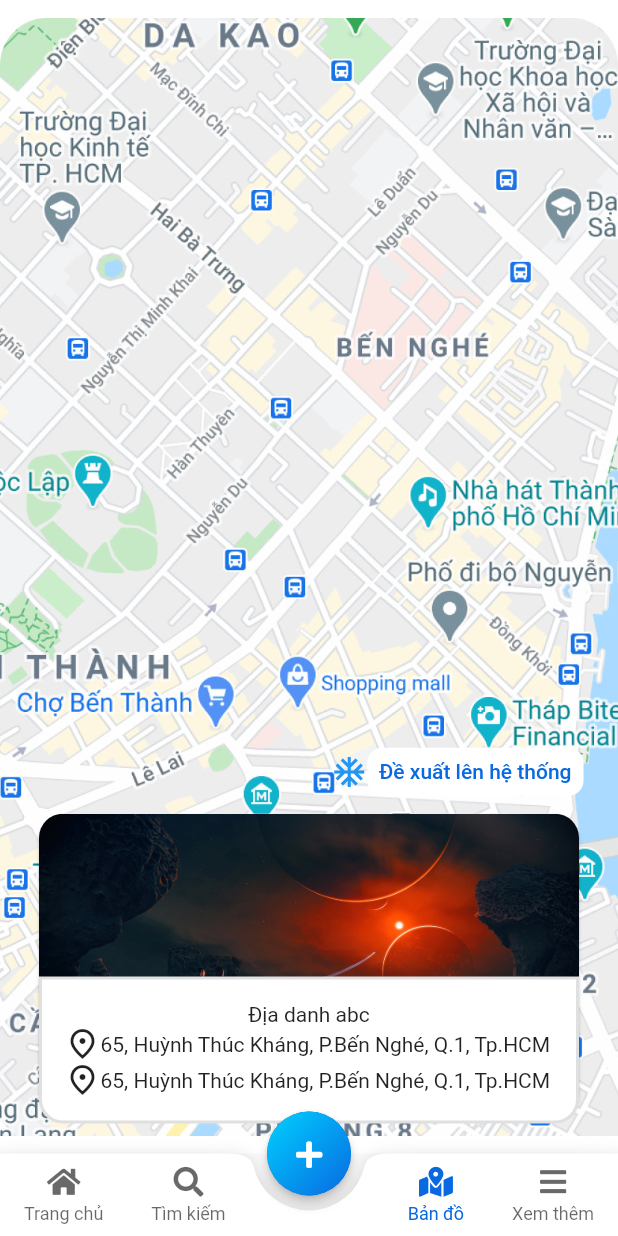
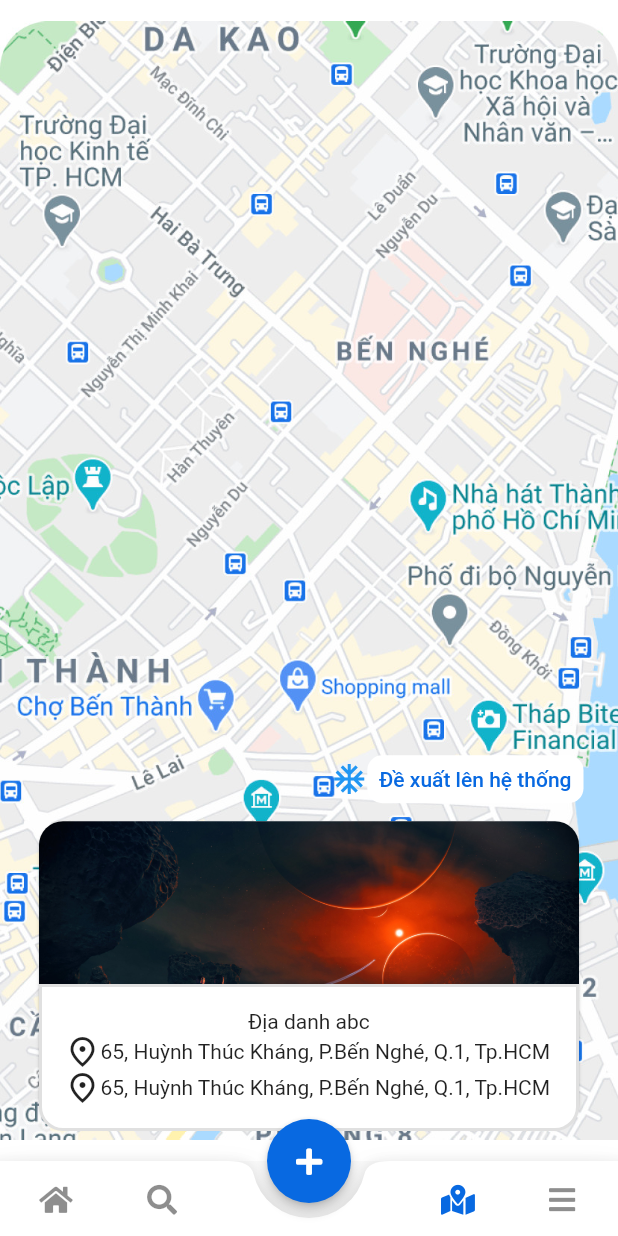
Before and after one commit to TripleT511/Travel_App, a Flutter app: the MyApp screen opened directly, item 3 of the bottom bar chosen, on a phone screen of 412 x 824 dp. Run offline on Flutter 3.47's test engine with Material 2 defaults, Android fonts, the phone set to English and light mode, and no system bars; our stand-ins replace carousel_slider, flutter_secure_storage, flutter_spinkit, font_awesome_flutter, shared_preferences, shimmer; accounts and stored records are empty; network calls fail.

Commit message:
Update UI posts

```diff
--- a/lib/main.dart
+++ b/lib/main.dart
@@ -53,8 +53,8 @@ class MyAppState extends State<MyApp> with SingleTickerProviderStateMixin {
         },
         backgroundColor: const Color(0XFF0869E1),
         child: Container(
-          width: 56,
-          height: 56,
+          width: 50,
+          height: 50,
           child: const Align(
             alignment: Alignment.center,
             child: FaIcon(
@@ -65,14 +65,7 @@ class MyAppState extends State<MyApp> with SingleTickerProviderStateMixin {
           ),
           decoration: const BoxDecoration(
             shape: BoxShape.circle,
-            gradient: LinearGradient(
-              begin: Alignment.topLeft,
-              end: Alignment.bottomRight,
-              colors: <Color>[
-                Color(0xff00D1FF),
-                Color(0XFF0869E1),
-              ],
-            ),
+            color: Color(0XFF0869E1),
           ),
         ),
       ),
@@ -82,7 +75,7 @@ class MyAppState extends State<MyApp> with SingleTickerProviderStateMixin {
         notchMargin: 10,
         color: Colors.white,
         child: SizedBox(
-          height: 55,
+          height: 50,
           child: Row(
             mainAxisAlignment: MainAxisAlignment.spaceBetween,
             children: <Widget>[
@@ -97,31 +90,20 @@ class MyAppState extends State<MyApp> with SingleTickerProviderStateMixin {
                       });
                     },
                     minWidth: 40,
-                    child: Column(
-                      mainAxisAlignment: MainAxisAlignment.center,
-                      children: [
-                        FaIcon(
+                    child: Container(
+                      margin: const EdgeInsets.all(10),
+                      width: 20,
+                      height: 20,
+                      decoration: BoxDecoration(
+                          color: Colors.white,
+                          borderRadius: BorderRadius.circular(100)),
+                      child: FaIcon(
                         FontAwesomeIcons.home,
                         color: currentTab == 0
                             ? const Color(0XFF0869E1)
-                              : const Color(0X99050505),
+                            : const Color(0X73050505),
                         size: 20,
                       ),
-                        const SizedBox(
-                          height: 5,
-                        ),
-                        Text(
-                          'Trang chủ',
-                          style: TextStyle(
-                            fontFamily: 'Roboto',
-                            fontSize: 12,
-                            fontWeight: FontWeight.w400,
-                            color: currentTab == 0
-                                ? const Color(0XFF0869E1)
-                                : const Color(0X99050505),
-                          ),
-                        )
-                      ],
                     ),
                   ),
                   MaterialButton(
@@ -132,31 +114,20 @@ class MyAppState extends State<MyApp> with SingleTickerProviderStateMixin {
                       });
                     },
                     minWidth: 40,
-                    child: Column(
-                      mainAxisAlignment: MainAxisAlignment.center,
-                      children: [
-                        FaIcon(
+                    child: Container(
+                      margin: const EdgeInsets.all(10),
+                      width: 20,
+                      height: 20,
+                      decoration: BoxDecoration(
+                          color: Colors.white,
+                          borderRadius: BorderRadius.circular(100)),
+                      child: FaIcon(
                         FontAwesomeIcons.search,
                         color: currentTab == 1
                             ? const Color(0XFF0869E1)
-                              : const Color(0X99050505),
+                            : const Color(0X73050505),
                         size: 20,
                       ),
-                        const SizedBox(
-                          height: 5,
-                        ),
-                        Text(
-                          'Tìm kiếm',
-                          style: TextStyle(
-                            fontFamily: 'Roboto',
-                            fontSize: 12,
-                            fontWeight: FontWeight.w400,
-                            color: currentTab == 1
-                                ? const Color(0XFF0869E1)
-                                : const Color(0X99050505),
-                          ),
-                        )
-                      ],
                     ),
                   ),
                 ],
@@ -172,31 +143,20 @@ class MyAppState extends State<MyApp> with SingleTickerProviderStateMixin {
                       });
                     },
                     minWidth: 40,
-                    child: Column(
-                      mainAxisAlignment: MainAxisAlignment.center,
-                      children: [
-                        FaIcon(
+                    child: Container(
+                      margin: const EdgeInsets.all(10),
+                      width: 20,
+                      height: 20,
+                      decoration: BoxDecoration(
+                          color: Colors.white,
+                          borderRadius: BorderRadius.circular(100)),
+                      child: FaIcon(
                         FontAwesomeIcons.mapMarkedAlt,
                         color: currentTab == 2
                             ? const Color(0XFF0869E1)
-                              : const Color(0X99050505),
+                            : const Color(0X73050505),
                         size: 20,
                       ),
-                        const SizedBox(
-                          height: 5,
-                        ),
-                        Text(
-                          'Bản đồ',
-                          style: TextStyle(
-                            fontFamily: 'Roboto',
-                            fontSize: 12,
-                            fontWeight: FontWeight.w400,
-                            color: currentTab == 2
-                                ? const Color(0XFF0869E1)
-                                : const Color(0X99050505),
-                          ),
-                        )
-                      ],
                     ),
                   ),
                   MaterialButton(
@@ -207,31 +167,20 @@ class MyAppState extends State<MyApp> with SingleTickerProviderStateMixin {
                       });
                     },
                     minWidth: 40,
-                    child: Column(
-                      mainAxisAlignment: MainAxisAlignment.center,
-                      children: [
-                        FaIcon(
+                    child: Container(
+                      margin: const EdgeInsets.all(10),
+                      width: 20,
+                      height: 20,
+                      decoration: BoxDecoration(
+                          color: Colors.white,
+                          borderRadius: BorderRadius.circular(100)),
+                      child: FaIcon(
                         FontAwesomeIcons.bars,
                         color: currentTab == 3
                             ? const Color(0XFF0869E1)
-                              : const Color(0X99050505),
+                            : const Color(0X73050505),
                         size: 20,
                       ),
-                        const SizedBox(
-                          height: 5,
-                        ),
-                        Text(
-                          'Xem thêm',
-                          style: TextStyle(
-                            fontFamily: 'Roboto',
-                            fontSize: 12,
-                            fontWeight: FontWeight.w400,
-                            color: currentTab == 3
-                                ? const Color(0XFF0869E1)
-                                : const Color(0X99050505),
-                          ),
-                        )
-                      ],
                     ),
                   )
                 ],
--- a/lib/personal_page.dart
+++ b/lib/personal_page.dart
@@ -239,7 +239,7 @@ class PersonalPageState extends State<PersonalPage> {
                     child: const FaIcon(
                       FontAwesomeIcons.phoneAlt,
                       size: 18,
-                      color: Color(0XFFFF3535),
+                      color: Color(0XFF8C939D),
                     ),
                   ),
                   Flexible(
@@ -269,7 +269,7 @@ class PersonalPageState extends State<PersonalPage> {
                     child: const FaIcon(
                       FontAwesomeIcons.solidEnvelope,
                       size: 18,
-                      color: Color(0XFF3357C0),
+                      color: Color(0XFF8C939D),
                     ),
                   ),
                   Flexible(
```
Also changed, not shown: lib/home_tab.dart (+90 -125 lines). Lines whose indentation alone changed are shown as unchanged.
